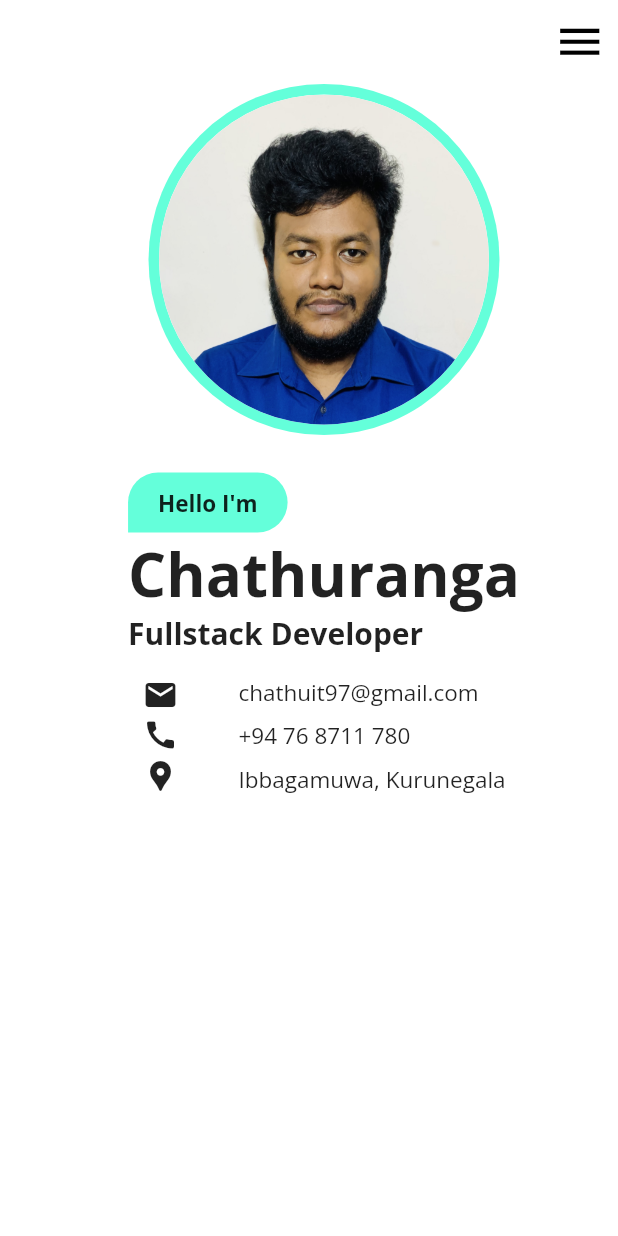
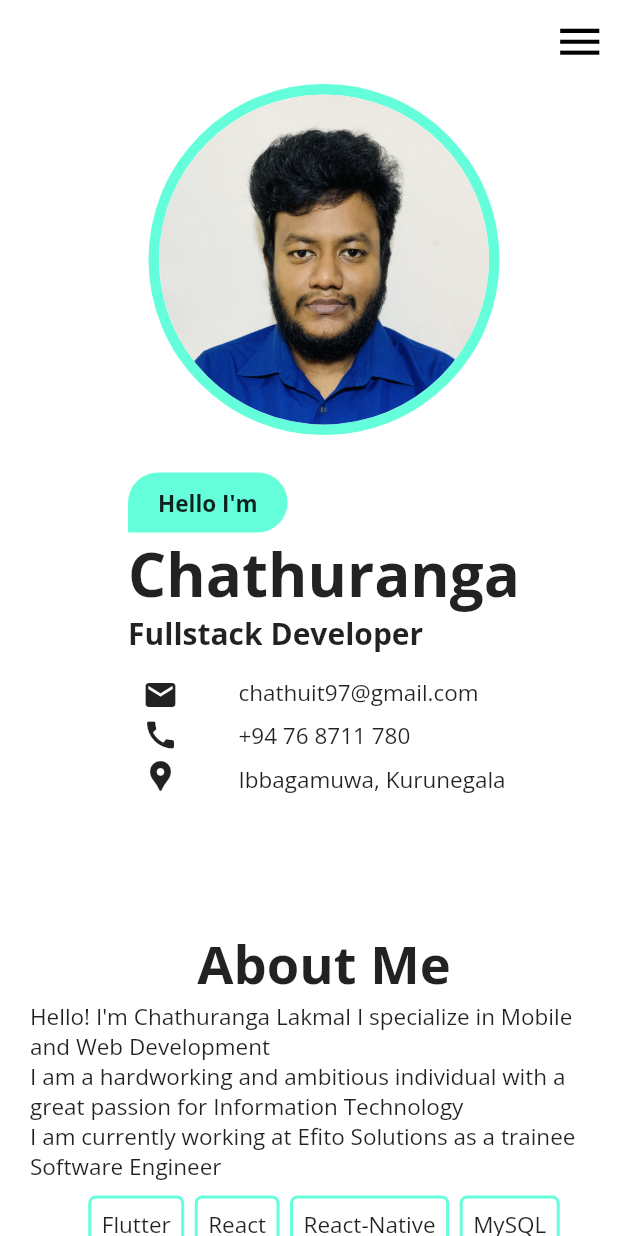
Before and after one commit to Chathuranga97lj/portpolio-app, a Flutter app: the screen it shows after launch, on a phone screen of 412 x 824 dp. Run offline on Flutter 3.47's test engine with Material 2 defaults, Android fonts, the phone set to English and light mode, and no system bars; our stand-ins replace google_fonts, url_strategy.

Commit message:
set about me mobile

```diff
--- a/lib/mobile/landing_page_mobile.dart
+++ b/lib/mobile/landing_page_mobile.dart
@@ -1,4 +1,5 @@
 import 'package:flutter/material.dart';
+import 'package:google_fonts/google_fonts.dart';
 import 'package:portfolio/components.dart';
 import 'package:url_launcher/url_launcher.dart';
 
@@ -19,10 +20,25 @@ class _LandingPageMobileState extends State<LandingPageMobile> {
     );
   }
 
+  tealContainer(String text) {
+    return Container(
+      decoration: BoxDecoration(
+          border: Border.all(
+              color: Colors.tealAccent, style: BorderStyle.solid, width: 2.0),
+          borderRadius: BorderRadius.circular(5.0)),
+      padding: EdgeInsets.all(7.0),
+      child: Text(
+        text,
+        style: GoogleFonts.openSans(fontSize: 15.0),
+      ),
+    );
+  }
+
   @override
   Widget build(BuildContext context) {
     var widthDevice = MediaQuery.of(context).size.width;
     return Scaffold(
+      extendBodyBehindAppBar: true,
       backgroundColor: Colors.white,
       appBar: AppBar(
         backgroundColor: Colors.transparent,
@@ -65,8 +81,8 @@ class _LandingPageMobileState extends State<LandingPageMobile> {
         ),
       ),
       body: ListView(
-        // Intro, First Section
         children: [
+          // Intro, First Section
           Padding(
             padding: const EdgeInsets.only(left: 20.0),
             child: Column(
@@ -130,6 +146,48 @@ class _LandingPageMobileState extends State<LandingPageMobile> {
             ),
           ),
           SizedBox(height: 90.0),
+          // About me, Second Section
+
+          Padding(
+            padding: EdgeInsets.only(left: 20.0),
+            child: Column(
+              crossAxisAlignment: CrossAxisAlignment.center,
+              mainAxisAlignment: MainAxisAlignment.center,
+              children: [
+                SansBold("About Me", 35.0),
+                Sans(
+                    "Hello! I'm Chathuranga Lakmal I specialize in Mobile and Web Development",
+                    15.0),
+                Sans(
+                    "I am a hardworking and ambitious individual with a great passion for Information Technology ",
+                    15.0),
+                Sans(
+                    "I am currently working at Efito Solutions as a trainee Software Engineer",
+                    15.0),
+                SizedBox(height: 10.0),
+                Wrap(
+                  spacing: 7.0,
+                  runSpacing: 7.0,
+                  children: [
+                    tealContainer("Flutter"),
+                    tealContainer("React"),
+                    tealContainer("React-Native"),
+                    tealContainer("MySQL"),
+                    tealContainer("MongoDB"),
+                    tealContainer("Python"),
+                    tealContainer("Java"),
+                    tealContainer("Node.js")
+                  ],
+                )
+              ],
+            ),
+          ),
+          SizedBox(height: 60.0),
+          // Third Section
+          Column(
+            crossAxisAlignment: CrossAxisAlignment.center,
+            children: [SansBold("What I Do?", 35.0)],
+          )
         ],
       ),
     );
```
